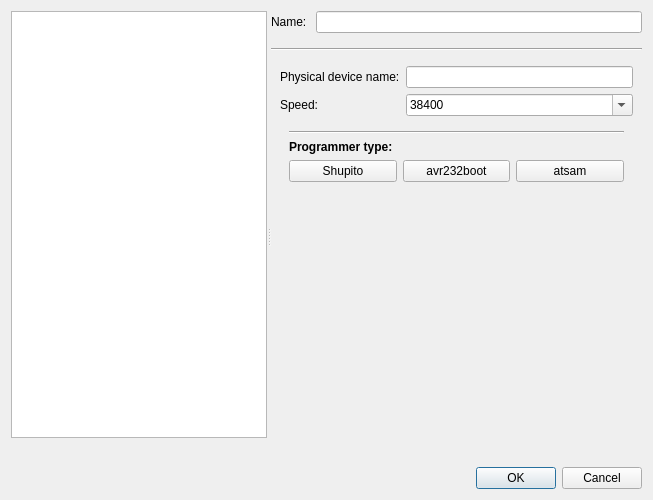
Before: the Qt Designer form src/ui/chooseconnectiondlg.ui in Tasssadar/Lorris, drawn with Qt 5.
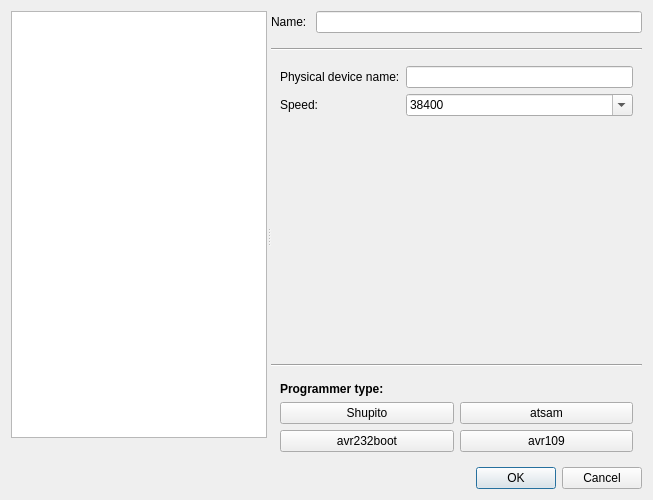
After: the same form once the commit is applied. The open tabs and pages were chosen to show the change. Icons and pictures are not drawn.

Commit message: [730] Programmer: add support for AVROSP bootloader

The edit to the form file:
```diff
--- a/src/ui/chooseconnectiondlg.ui
+++ b/src/ui/chooseconnectiondlg.ui
@@ -175,7 +175,7 @@
           </layout>
          </widget>
          <widget class="QWidget" name="serialPortPage">
-          <layout class="QVBoxLayout" name="verticalLayout_6" stretch="0,0,1">
+          <layout class="QVBoxLayout" name="verticalLayout_6" stretch="0,1">
            <item>
             <layout class="QFormLayout" name="formLayout">
              <item row="0" column="0">
@@ -320,121 +320,6 @@
              </item>
             </layout>
            </item>
-           <item>
-            <widget class="QWidget" name="programmerSelection" native="true">
-             <layout class="QVBoxLayout" name="verticalLayout_7">
-              <item>
-               <widget class="Line" name="line_2">
-                <property name="orientation">
-                 <enum>Qt::Horizontal</enum>
-                </property>
-               </widget>
-              </item>
-              <item>
-               <widget class="QLabel" name="label_12">
-                <property name="sizePolicy">
-                 <sizepolicy hsizetype="Fixed" vsizetype="Expanding">
-                  <horstretch>0</horstretch>
-                  <verstretch>0</verstretch>
-                 </sizepolicy>
-                </property>
-                <property name="text">
-                 <string>&lt;!DOCTYPE HTML PUBLIC &quot;-//W3C//DTD HTML 4.0//EN&quot; &quot;http://www.w3.org/TR/REC-html40/strict.dtd&quot;&gt;
-&lt;html&gt;&lt;head&gt;&lt;meta name=&quot;qrichtext&quot; content=&quot;1&quot; /&gt;&lt;style type=&quot;text/css&quot;&gt;
-p, li { white-space: pre-wrap; }
-&lt;/style&gt;&lt;/head&gt;&lt;body style=&quot; font-family:'DejaVu Sans'; font-size:9pt; font-weight:400; font-style:normal;&quot;&gt;
-&lt;p style=&quot; margin-top:0px; margin-bottom:0px; margin-left:0px; margin-right:0px; -qt-block-indent:0; text-indent:0px;&quot;&gt;&lt;span style=&quot; font-weight:600;&quot;&gt;Programmer type:&lt;/span&gt;&lt;/p&gt;&lt;/body&gt;&lt;/html&gt;</string>
-                </property>
-                <property name="alignment">
-                 <set>Qt::AlignLeading|Qt::AlignLeft|Qt::AlignVCenter</set>
-                </property>
-               </widget>
-              </item>
-              <item>
-               <layout class="QHBoxLayout" name="horizontalLayout_6">
-                <item>
-                 <widget class="QPushButton" name="progShupito">
-                  <property name="sizePolicy">
-                   <sizepolicy hsizetype="Preferred" vsizetype="Fixed">
-                    <horstretch>0</horstretch>
-                    <verstretch>0</verstretch>
-                   </sizepolicy>
-                  </property>
-                  <property name="text">
-                   <string>Shupito</string>
-                  </property>
-                  <property name="icon">
-                   <iconset resource="../icons.qrc">
-                    <normaloff>:/icons/symbol_triangle</normaloff>:/icons/symbol_triangle</iconset>
-                  </property>
-                  <property name="iconSize">
-                   <size>
-                    <width>32</width>
-                    <height>32</height>
-                   </size>
-                  </property>
-                  <property name="checkable">
-                   <bool>true</bool>
-                  </property>
-                 </widget>
-                </item>
-                <item>
-                 <widget class="QPushButton" name="progAVR232">
-                  <property name="sizePolicy">
-                   <sizepolicy hsizetype="Preferred" vsizetype="Fixed">
-                    <horstretch>0</horstretch>
-                    <verstretch>0</verstretch>
-                   </sizepolicy>
-                  </property>
-                  <property name="text">
-                   <string>avr232boot</string>
-                  </property>
-                  <property name="icon">
-                   <iconset resource="../icons.qrc">
-                    <normaloff>:/icons/symbol_star</normaloff>:/icons/symbol_star</iconset>
-                  </property>
-                  <property name="iconSize">
-                   <size>
-                    <width>32</width>
-                    <height>32</height>
-                   </size>
-                  </property>
-                  <property name="checkable">
-                   <bool>true</bool>
-                  </property>
-                 </widget>
-                </item>
-                <item>
-                 <widget class="QPushButton" name="progAtsam">
-                  <property name="sizePolicy">
-                   <sizepolicy hsizetype="Preferred" vsizetype="Fixed">
-                    <horstretch>0</horstretch>
-                    <verstretch>0</verstretch>
-                   </sizepolicy>
-                  </property>
-                  <property name="text">
-                   <string>atsam</string>
-                  </property>
-                  <property name="icon">
-                   <iconset resource="../icons.qrc">
-                    <normaloff>:/icons/symbol_circle</normaloff>:/icons/symbol_circle</iconset>
-                  </property>
-                  <property name="iconSize">
-                   <size>
-                    <width>32</width>
-                    <height>32</height>
-                   </size>
-                  </property>
-                  <property name="checkable">
-                   <bool>true</bool>
-                  </property>
-                 </widget>
-                </item>
-               </layout>
-              </item>
-             </layout>
-            </widget>
-           </item>
            <item>
             <spacer name="verticalSpacer_4">
              <property name="orientation">
@@ -1193,6 +1078,161 @@
            </item>
           </layout>
          </widget>
+         <widget class="QWidget" name="noSettingsPage">
+          <layout class="QVBoxLayout" name="verticalLayout_8">
+           <item>
+            <widget class="QLabel" name="label_19">
+             <property name="text">
+              <string>This connection has no settings.</string>
+             </property>
+             <property name="alignment">
+              <set>Qt::AlignCenter</set>
+             </property>
+            </widget>
+           </item>
+          </layout>
+         </widget>
+        </widget>
+       </item>
+       <item>
+        <widget class="Line" name="line_2">
+         <property name="orientation">
+          <enum>Qt::Horizontal</enum>
+         </property>
+        </widget>
+       </item>
+       <item>
+        <widget class="QWidget" name="programmerSelection" native="true">
+         <layout class="QVBoxLayout" name="verticalLayout_7">
+          <item>
+           <widget class="QLabel" name="label_12">
+            <property name="sizePolicy">
+             <sizepolicy hsizetype="Fixed" vsizetype="Expanding">
+              <horstretch>0</horstretch>
+              <verstretch>0</verstretch>
+             </sizepolicy>
+            </property>
+            <property name="text">
+             <string>&lt;!DOCTYPE HTML PUBLIC &quot;-//W3C//DTD HTML 4.0//EN&quot; &quot;http://www.w3.org/TR/REC-html40/strict.dtd&quot;&gt;
+&lt;html&gt;&lt;head&gt;&lt;meta name=&quot;qrichtext&quot; content=&quot;1&quot; /&gt;&lt;style type=&quot;text/css&quot;&gt;
+p, li { white-space: pre-wrap; }
+&lt;/style&gt;&lt;/head&gt;&lt;body style=&quot; font-family:'DejaVu Sans'; font-size:9pt; font-weight:400; font-style:normal;&quot;&gt;
+&lt;p style=&quot; margin-top:0px; margin-bottom:0px; margin-left:0px; margin-right:0px; -qt-block-indent:0; text-indent:0px;&quot;&gt;&lt;span style=&quot; font-weight:600;&quot;&gt;Programmer type:&lt;/span&gt;&lt;/p&gt;&lt;/body&gt;&lt;/html&gt;</string>
+            </property>
+            <property name="alignment">
+             <set>Qt::AlignLeading|Qt::AlignLeft|Qt::AlignVCenter</set>
+            </property>
+           </widget>
+          </item>
+          <item>
+           <layout class="QGridLayout" name="gridLayout">
+            <item row="0" column="0">
+             <widget class="QPushButton" name="progShupito">
+              <property name="sizePolicy">
+               <sizepolicy hsizetype="Preferred" vsizetype="Fixed">
+                <horstretch>0</horstretch>
+                <verstretch>0</verstretch>
+               </sizepolicy>
+              </property>
+              <property name="text">
+               <string>Shupito</string>
+              </property>
+              <property name="icon">
+               <iconset resource="../icons.qrc">
+                <normaloff>:/icons/symbol_triangle</normaloff>:/icons/symbol_triangle</iconset>
+              </property>
+              <property name="iconSize">
+               <size>
+                <width>32</width>
+                <height>32</height>
+               </size>
+              </property>
+              <property name="checkable">
+               <bool>true</bool>
+              </property>
+             </widget>
+            </item>
+            <item row="0" column="2">
+             <widget class="QPushButton" name="progAtsam">
+              <property name="sizePolicy">
+               <sizepolicy hsizetype="Preferred" vsizetype="Fixed">
+                <horstretch>0</horstretch>
+                <verstretch>0</verstretch>
+               </sizepolicy>
+              </property>
+              <property name="text">
+               <string>atsam</string>
+              </property>
+              <property name="icon">
+               <iconset resource="../icons.qrc">
+                <normaloff>:/icons/symbol_cross</normaloff>:/icons/symbol_cross</iconset>
+              </property>
+              <property name="iconSize">
+               <size>
+                <width>32</width>
+                <height>32</height>
+               </size>
+              </property>
+              <property name="checkable">
+               <bool>true</bool>
+              </property>
+             </widget>
+            </item>
+            <item row="1" column="0">
+             <widget class="QPushButton" name="progAVR232">
+              <property name="sizePolicy">
+               <sizepolicy hsizetype="Preferred" vsizetype="Fixed">
+                <horstretch>0</horstretch>
+                <verstretch>0</verstretch>
+               </sizepolicy>
+              </property>
+              <property name="text">
+               <string>avr232boot</string>
+              </property>
+              <property name="icon">
+               <iconset resource="../icons.qrc">
+                <normaloff>:/icons/symbol_star</normaloff>:/icons/symbol_star</iconset>
+              </property>
+              <property name="iconSize">
+               <size>
+                <width>32</width>
+                <height>32</height>
+               </size>
+              </property>
+              <property name="checkable">
+               <bool>true</bool>
+              </property>
+             </widget>
+            </item>
+            <item row="1" column="2">
+             <widget class="QPushButton" name="progAVR109">
+              <property name="sizePolicy">
+               <sizepolicy hsizetype="Preferred" vsizetype="Fixed">
+                <horstretch>0</horstretch>
+                <verstretch>0</verstretch>
+               </sizepolicy>
+              </property>
+              <property name="text">
+               <string>avr109</string>
+              </property>
+              <property name="icon">
+               <iconset resource="../icons.qrc">
+                <normaloff>:/icons/symbol_moon</normaloff>:/icons/symbol_moon</iconset>
+              </property>
+              <property name="iconSize">
+               <size>
+                <width>32</width>
+                <height>32</height>
+               </size>
+              </property>
+              <property name="checkable">
+               <bool>true</bool>
+              </property>
+             </widget>
+            </item>
+           </layout>
+          </item>
+         </layout>
         </widget>
        </item>
       </layout>
```
Left out of the diff: 2 changed lines with no effect on the pictures. The commit also changes 23 other files.
